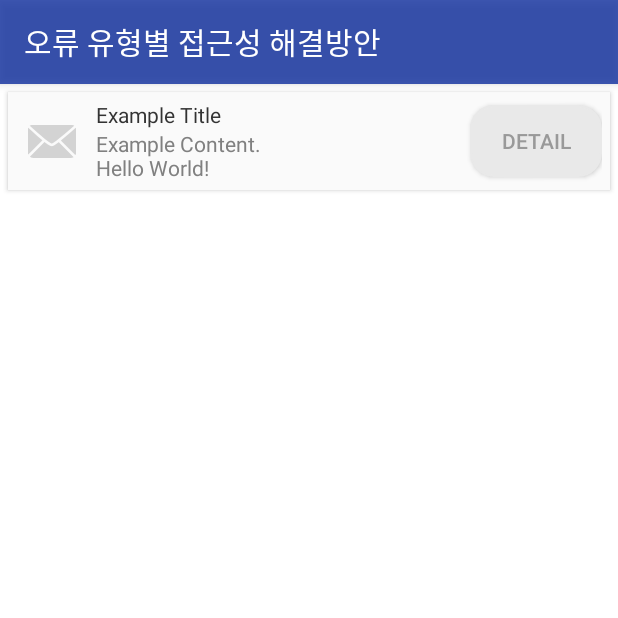
After one commit to khsbory/android-accessibility-demos, an Android app: the CustomViewGroup2BadActivity screen opened directly, with no data from a screen before it, on a phone screen of 412 x 824 dp, the top half of it. The commit adds this screen. Run offline under Robolectric (Android 15) with nearby library versions, the phone set to English and light mode, and no system bars.

Commit message:
커스텀뷰그룹 데모 수정 - recyclerview를 사용. focusable 속성을 이용하여 초점 설정

```diff
--- a/app/src/main/AndroidManifest.xml
+++ b/app/src/main/AndroidManifest.xml
@@ -15,7 +15,10 @@
         android:supportsRtl="true"
         android:theme="@style/globalTheme"
         android:usesCleartextTraffic="true">
-        <activity android:name=".customviewgroup.CustomViewGroupBadActivity"></activity>
+        <activity android:name=".customviewgroup2.CustomViewGroup2BadActivity"></activity>
+        <activity android:name=".customviewgroup2.CustomViewGroup2GoodActivity" />
+        <activity android:name=".customviewgroup2.CustomViewGroup2Activity" />
+        <activity android:name=".customviewgroup.CustomViewGroupBadActivity" />
         <activity android:name=".customviewgroup.CustomViewGroupGoodActivity" />
         <activity android:name=".customviewgroup.CustomViewGroupActivity" />
         <activity android:name=".Test.TestActivity" />
--- a/app/src/main/java/com/nvisions/solutionsforaccessibility/MainActivity.java
+++ b/app/src/main/java/com/nvisions/solutionsforaccessibility/MainActivity.java
@@ -28,6 +28,7 @@ import com.nvisions.solutionsforaccessibility.VoiceSearch.VoiceSearchActivity;
 import com.nvisions.solutionsforaccessibility.WebView.WebViewActivity;
 
 import com.nvisions.solutionsforaccessibility.customviewgroup.CustomViewGroupActivity;
+import com.nvisions.solutionsforaccessibility.customviewgroup2.CustomViewGroup2Activity;
 import com.nvisions.solutionsforaccessibility.expandableList.ExpandableListSampleActivity;
 import com.nvisions.solutionsforaccessibility.gmarketSample.GmarketSampleActivity;
 import com.nvisions.solutionsforaccessibility.korailTalk.KorailTalkActivity;
@@ -292,7 +293,7 @@ public class MainActivity extends AppCompatActivity {
         customViewGroup.setOnClickListener(new View.OnClickListener() {
             @Override
             public void onClick(View v) {
-                Intent intent = new Intent(getApplicationContext(), CustomViewGroupActivity.class);
+                Intent intent = new Intent(getApplicationContext(), CustomViewGroup2Activity.class);
                 startActivity(intent);
             }
         });
--- /dev/null
+++ b/app/src/main/java/com/nvisions/solutionsforaccessibility/customviewgroup2/CustomViewGroup2BadActivity.java
@@ -0,0 +1,91 @@
+package com.nvisions.solutionsforaccessibility.customviewgroup2;
+
+import androidx.appcompat.app.AppCompatActivity;
+import androidx.recyclerview.widget.LinearLayoutManager;
+import androidx.recyclerview.widget.RecyclerView;
+
+import android.content.Context;
+import android.os.Bundle;
+import android.view.LayoutInflater;
+import android.view.View;
+import android.view.ViewGroup;
+import android.widget.ImageView;
+import android.widget.TextView;
+
+import com.nvisions.solutionsforaccessibility.R;
+
+import java.util.ArrayList;
+
+public class CustomViewGroup2BadActivity extends AppCompatActivity {
+
+    @Override
+    protected void onCreate(Bundle savedInstanceState) {
+        super.onCreate(savedInstanceState);
+        setContentView(R.layout.activity_custom_view_group2_bad);
+        initRecyclerView();
+    }
+
+    private void initRecyclerView() {
+        RecyclerView recyclerView = findViewById(R.id.recyclerView);;
+
+        // 리사이클러뷰에 SimpleTextAdapter 객체 지정.
+        ArrayList<String> datas = new ArrayList<>();
+        datas.add("item1");
+
+        RecyclerImageTextAdapter adapter = new RecyclerImageTextAdapter(datas);;
+        recyclerView.setAdapter(adapter) ;
+        recyclerView.setLayoutManager(new LinearLayoutManager(this)) ;
+    }
+
+
+    public class RecyclerImageTextAdapter extends RecyclerView.Adapter<RecyclerImageTextAdapter.ViewHolder> {
+        private ArrayList<String> mData = null ;
+
+        // 생성자에서 데이터 리스트 객체를 전달받음.
+        RecyclerImageTextAdapter(ArrayList<String> list) {
+            mData = list ;
+        }
+
+        // onCreateViewHolder() - 아이템 뷰를 위한 뷰홀더 객체 생성하여 리턴.
+        @Override
+        public RecyclerImageTextAdapter.ViewHolder onCreateViewHolder(ViewGroup parent, int viewType) {
+            Context context = parent.getContext() ;
+            LayoutInflater inflater = (LayoutInflater) context.getSystemService(Context.LAYOUT_INFLATER_SERVICE) ;
+
+            View view = inflater.inflate(R.layout.recycler_item_customviewgroup_bad, parent, false) ;
+            RecyclerImageTextAdapter.ViewHolder vh = new RecyclerImageTextAdapter.ViewHolder(view) ;
+
+            return vh ;
+        }
+
+        // onBindViewHolder() - position에 해당하는 데이터를 뷰홀더의 아이템뷰에 표시.
+        @Override
+        public void onBindViewHolder(RecyclerImageTextAdapter.ViewHolder holder, int position) {
+
+            String item = mData.get(position) ;
+
+        }
+
+        // getItemCount() - 전체 데이터 갯수 리턴.
+        @Override
+        public int getItemCount() {
+            return mData.size() ;
+        }
+
+        // 아이템 뷰를 저장하는 뷰홀더 클래스.
+        public class ViewHolder extends RecyclerView.ViewHolder {
+            ImageView icon ;
+            TextView title ;
+            TextView desc ;
+
+            ViewHolder(View itemView) {
+                super(itemView) ;
+
+                // 뷰 객체에 대한 참조. (hold strong reference)
+                icon = itemView.findViewById(R.id.image) ;
+                title = itemView.findViewById(R.id.title) ;
+                desc = itemView.findViewById(R.id.text) ;
+            }
+        }
+    }
+}
--- /dev/null
+++ b/app/src/main/res/layout/activity_custom_view_group2_bad.xml
@@ -0,0 +1,13 @@
+<?xml version="1.0" encoding="utf-8"?>
+<androidx.constraintlayout.widget.ConstraintLayout xmlns:android="http://schemas.android.com/apk/res/android"
+    xmlns:app="http://schemas.android.com/apk/res-auto"
+    xmlns:tools="http://schemas.android.com/tools"
+    android:layout_width="match_parent"
+    android:layout_height="match_parent"
+    tools:context=".customviewgroup2.CustomViewGroup2BadActivity">
+<androidx.recyclerview.widget.RecyclerView
+    android:id="@+id/recyclerView"
+    android:layout_width="match_parent"
+    android:layout_height="match_parent"
+    />
+</androidx.constraintlayout.widget.ConstraintLayout>
--- /dev/null
+++ b/app/src/main/res/layout/recycler_item_customviewgroup_bad.xml
@@ -0,0 +1,71 @@
+<?xml version="1.0" encoding="utf-8"?>
+<!--
+     Copyright (C) 2016 The Android Open Source Project
+
+     Licensed under the Apache License, Version 2.0 (the "License");
+     you may not use this file except in compliance with the License.
+     You may obtain a copy of the License at
+
+          http://www.apache.org/licenses/LICENSE-2.0
+
+     Unless required by applicable law or agreed to in writing, software
+     distributed under the License is distributed on an "AS IS" BASIS,
+     WITHOUT WARRANTIES OR CONDITIONS OF ANY KIND, either express or implied.
+     See the License for the specific language governing permissions and
+     limitations under the License.
+-->
+
+<RelativeLayout xmlns:android="http://schemas.android.com/apk/res/android"
+    android:layout_width="match_parent"
+    android:layout_height="wrap_content"
+    android:focusable="false"
+
+    android:layout_margin="5dp"
+    android:background="#FAFAFA"
+    android:elevation="2dp"
+
+    android:padding="5dp">
+
+    <ImageView
+        android:id="@+id/image"
+        android:layout_width="wrap_content"
+        android:layout_height="wrap_content"
+        android:layout_alignParentLeft="true"
+        android:layout_centerVertical="true"
+        android:layout_marginLeft="8dp"
+        android:layout_marginRight="13dp"
+        android:src="@android:drawable/ic_dialog_email"
+        android:tint="#D3D3D3" />
+
+    <Button
+        android:id="@+id/button"
+        android:layout_width="wrap_content"
+        android:layout_height="wrap_content"
+        android:layout_alignParentRight="true"
+        android:layout_centerVertical="true"
+        android:backgroundTint="#E9E9E9"
+        android:text="@string/view_group_button"
+        android:textColor="#999999" />
+
+    <TextView
+        android:id="@+id/title"
+        android:layout_width="wrap_content"
+        android:layout_height="wrap_content"
+        android:layout_toLeftOf="@id/button"
+        android:layout_toRightOf="@id/image"
+        android:text="@string/view_group_title"
+        android:focusable="true"
+        android:textColor="#333333" />
+
+    <TextView
+        android:id="@+id/text"
+        android:layout_width="wrap_content"
+        android:layout_height="wrap_content"
+        android:layout_below="@id/title"
+        android:focusable="true"
+        android:layout_toLeftOf="@id/button"
+        android:layout_toRightOf="@id/image"
+        android:text="@string/view_group_content"
+        android:textColor="#808080" />
+
+</RelativeLayout>
--- a/app/src/main/res/values/strings.xml
+++ b/app/src/main/res/values/strings.xml
@@ -267,7 +267,10 @@
     <string name="nextTrack">다음 트랙</string>
     <string name="custom_viewgroup_title">커스텀 뷰그룹</string>
 
-
+    <!-- ViewGroupingTest -->
+    <string name="view_group_title">Example Title</string>
+    <string name="view_group_content">Example Content.\nHello World!</string>
+    <string name="view_group_button">Detail</string>
     <!--
     This string is used for square devices and overridden by hello_world in
     values-round/strings.xml for round devices.
```
Also changed, not shown: app/src/main/java/com/nvisions/solutionsforaccessibility/customviewgroup2/CustomViewGroup2Activity.java (added, +58 -0 lines), app/src/main/java/com/nvisions/solutionsforaccessibility/customviewgroup2/CustomViewGroup2GoodActivity.java (added, +93 -0 lines), app/src/main/res/layout/activity_custom_view_group2.xml (added, +9 -0 lines), app/src/main/res/layout/activity_custom_view_group2_good.xml (added, +13 -0 lines), app/src/main/res/layout/recycler_item_customviewgroup_good.xml (added, +70 -0 lines).
